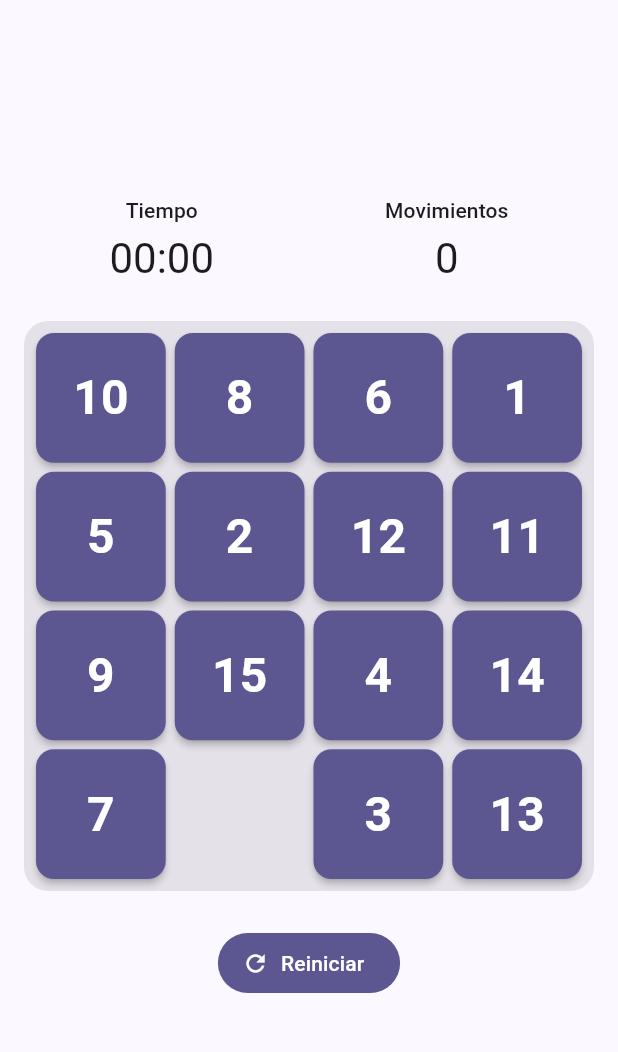
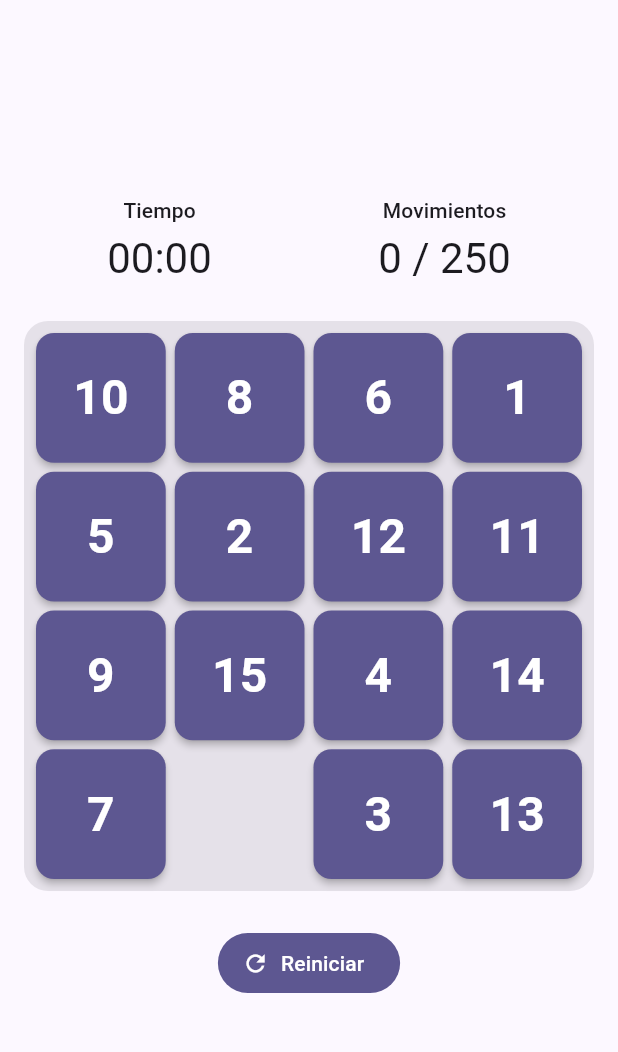
Before and after one commit to JuanOlivero/fifteen_puzzle, a Flutter app: the screen it shows after launch, after a tap on "Jugar", on a phone screen of 412 x 824 dp, the part 63-1115 px from its top. Run offline on Flutter 3.47's test engine with Material 3 defaults, Android fonts, the phone set to English and light mode, and no system bars; our stand-ins replace animate_do, shared_preferences.

Commit message:
feat: detectar derrota por límite de movimientos y mostrar resultado

```diff
--- a/lib/screens/game_screen.dart
+++ b/lib/screens/game_screen.dart
@@ -1,15 +1,17 @@
 import 'dart:async';
 import 'package:flutter/material.dart';
+import '../data/app_settings.dart';
 import '../logic/puzzle_logic.dart';
+import '../widgets/game_over_dialog.dart';
 import '../widgets/puzzle_board.dart';
 
 /// Pantalla de la partida. Guarda el estado que cambia mientras se juega:
 /// el tablero, los movimientos y el tiempo. Por eso es un StatefulWidget.
 class GameScreen extends StatefulWidget {
-  const GameScreen({super.key, this.size = 4});
+  const GameScreen({super.key, this.difficulty = Difficulty.medium});
 
-  /// Tamaño del tablero: 3 (fácil), 4 (medio) o 5 (difícil).
-  final int size;
+  /// Dificultad elegida: define el tamaño del tablero y el límite de movimientos.
+  final Difficulty difficulty;
 
   @override
   State<GameScreen> createState() => _GameScreenState();
@@ -19,7 +21,11 @@ class _GameScreenState extends State<GameScreen> {
   late List<int> _tiles;
   int _moves = 0;
   int _seconds = 0;
+  bool _finished = false;
   Timer? _timer;
+
+  int get _size => widget.difficulty.size;
+  int get _maxMoves => widget.difficulty.maxMoves;
 
   @override
   void initState() {
@@ -39,16 +45,20 @@ class _GameScreenState extends State<GameScreen> {
   void _startNewGame() {
     _timer?.cancel();
     setState(() {
-      _tiles = PuzzleLogic.generateShuffled(widget.size);
+      _tiles = PuzzleLogic.generateShuffled(_size);
       _moves = 0;
       _seconds = 0;
+      _finished = false;
     });
   }
 
   /// Se ejecuta cuando el usuario toca una pieza.
   void _onTileTap(int index) {
+    // Con la partida terminada, el tablero ya no responde.
+    if (_finished) return;
+
     // La lógica decide si el movimiento es válido (null = no válido).
-    final newTiles = PuzzleLogic.moveTile(_tiles, widget.size, index);
+    final newTiles = PuzzleLogic.moveTile(_tiles, _size, index);
     if (newTiles == null) return;
 
     // El cronómetro arranca con el primer movimiento.
@@ -59,7 +69,11 @@ class _GameScreenState extends State<GameScreen> {
       _moves++;
     });
 
-    if (PuzzleLogic.isSolved(_tiles)) _onWin();
+    if (PuzzleLogic.isSolved(_tiles)) {
+      _finish(won: true);
+    } else if (_moves >= _maxMoves) {
+      _finish(won: false);
+    }
   }
 
   void _startTimer() {
@@ -68,27 +82,32 @@ class _GameScreenState extends State<GameScreen> {
     });
   }
 
-  void _onWin() {
+  /// Termina la partida: detiene el cronómetro, muestra el resultado
+  /// y actúa según lo que elija el usuario.
+  Future<void> _finish({required bool won}) async {
     _timer?.cancel();
-    // Diálogo provisional: más adelante lo reemplazamos por la pantalla
-    // de fin de partida completa.
-    showDialog(
+    setState(() => _finished = true);
+
+    final action = await showDialog<GameOverAction>(
       context: context,
       barrierDismissible: false,
-      builder: (_) => AlertDialog(
-        title: const Text('¡Ganaste!'),
-        content: Text('Tiempo: ${_formatTime(_seconds)}\nMovimientos: $_moves'),
-        actions: [
-          TextButton(
-            onPressed: () {
-              Navigator.pop(context);
-              _startNewGame();
-            },
-            child: const Text('Jugar otra vez'),
-          ),
-        ],
+      builder: (_) => GameOverDialog(
+        won: won,
+        timeText: _formatTime(_seconds),
+        moves: _moves,
+        difficulty: widget.difficulty,
       ),
     );
+
+    // Si el usuario salió de la pantalla mientras tanto, no hacemos nada.
+    if (!mounted) return;
+
+    if (action == GameOverAction.restart) {
+      _startNewGame();
+    } else {
+      // Volver al menú principal.
+      Navigator.of(context).pop();
+    }
   }
 
   /// Convierte segundos a formato mm:ss (ej. 75 -> "01:15").
@@ -98,8 +117,12 @@ class _GameScreenState extends State<GameScreen> {
     return '$m:$s';
   }
 
-    @override
+  @override
   Widget build(BuildContext context) {
+    final scheme = Theme.of(context).colorScheme;
+    // Aviso visual: los movimientos se ponen en rojo cuando quedan pocos.
+    final almostOut = _maxMoves - _moves <= 10;
+
     return Scaffold(
       appBar: AppBar(title: const Text('15-Puzzle')),
       body: SafeArea(
@@ -119,14 +142,20 @@ class _GameScreenState extends State<GameScreen> {
                       mainAxisAlignment: MainAxisAlignment.spaceAround,
                       children: [
                         _StatCard(
-                            label: 'Tiempo', value: _formatTime(_seconds)),
-                        _StatCard(label: 'Movimientos', value: '$_moves'),
+                          label: 'Tiempo',
+                          value: _formatTime(_seconds),
+                        ),
+                        _StatCard(
+                          label: 'Movimientos',
+                          value: '$_moves / $_maxMoves',
+                          color: almostOut ? scheme.error : null,
+                        ),
                       ],
                     ),
                     const SizedBox(height: 24),
                     PuzzleBoard(
                       tiles: _tiles,
-                      size: widget.size,
+                      size: _size,
                       onTileTap: _onTileTap,
                     ),
                     const SizedBox(height: 24),
@@ -145,13 +174,17 @@ class _GameScreenState extends State<GameScreen> {
     );
   }
 }
+
 /// Tarjeta pequeña para mostrar un dato (tiempo o movimientos).
 /// No tiene estado, solo recibe y muestra.
 class _StatCard extends StatelessWidget {
-  const _StatCard({required this.label, required this.value});
+  const _StatCard({required this.label, required this.value, this.color});
 
   final String label;
   final String value;
+
+  /// Color opcional para destacar el valor.
+  final Color? color;
 
   @override
   Widget build(BuildContext context) {
@@ -160,7 +193,10 @@ class _StatCard extends StatelessWidget {
       children: [
         Text(label, style: textTheme.labelLarge),
         const SizedBox(height: 4),
-        Text(value, style: textTheme.headlineMedium),
+        Text(
+          value,
+          style: textTheme.headlineMedium?.copyWith(color: color),
+        ),
       ],
     );
   }
--- a/lib/screens/menu_screen.dart
+++ b/lib/screens/menu_screen.dart
@@ -55,7 +55,7 @@ class MenuScreen extends StatelessWidget {
             primary: true,
             onPressed: () => _open(
               context,
-              GameScreen(size: controller.settings.difficulty.size),
+              GameScreen(difficulty: controller.settings.difficulty),
             ),
           ),
           _MenuButton(
```
